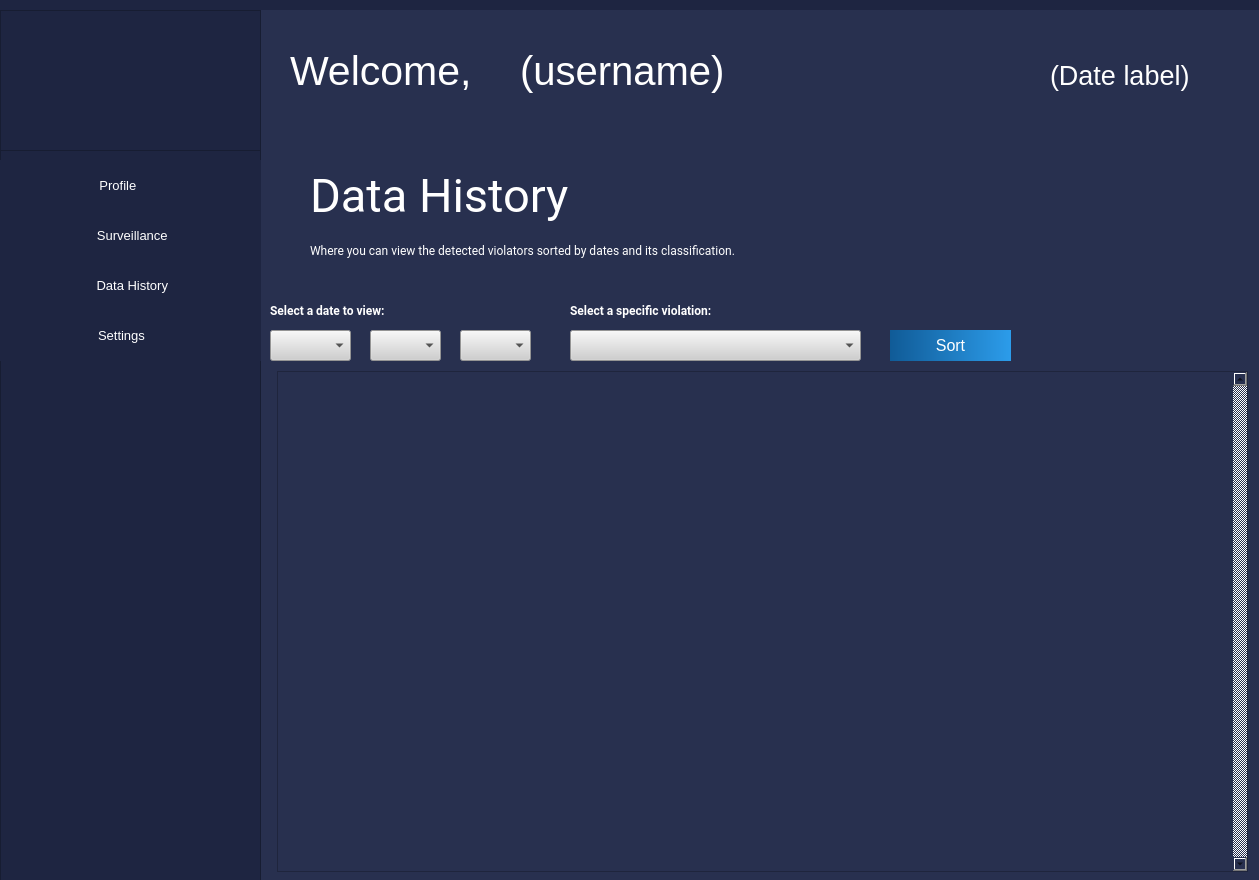
Qt form mainPage_UI.ui (marcsandiego/Detech) before a commit.
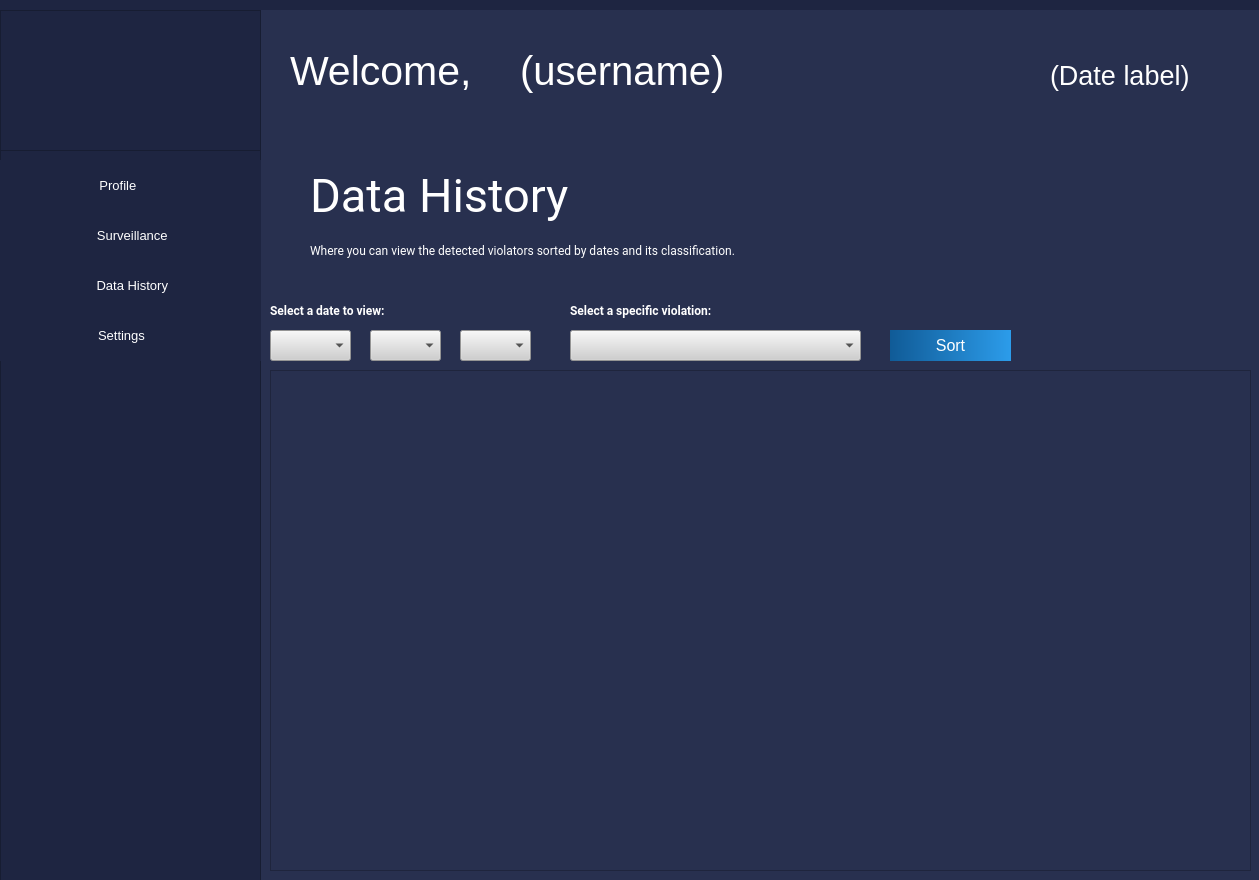
The same form after that commit. Icons and pictures are not drawn.

Commit message:
added data history
-need to convert into grid or atleast 2 column
-resize the qpixmap

```diff
--- a/mainPage_UI.ui
+++ b/mainPage_UI.ui
@@ -3293,24 +3293,18 @@
         <widget class="QScrollArea" name="scrollArea">
          <property name="geometry">
           <rect>
-           <x>7</x>
-           <y>231</y>
-           <width>971</width>
+           <x>0</x>
+           <y>230</y>
+           <width>981</width>
            <height>501</height>
           </rect>
          </property>
          <property name="sizePolicy">
           <sizepolicy hsizetype="Fixed" vsizetype="Expanding">
            <horstretch>0</horstretch>
-           <verstretch>50</verstretch>
+           <verstretch>0</verstretch>
           </sizepolicy>
          </property>
-         <property name="verticalScrollBarPolicy">
-          <enum>Qt::ScrollBarAlwaysOn</enum>
-         </property>
-         <property name="horizontalScrollBarPolicy">
-          <enum>Qt::ScrollBarAlwaysOff</enum>
-         </property>
          <property name="widgetResizable">
           <bool>true</bool>
          </property>
@@ -3319,15 +3313,10 @@
            <rect>
             <x>0</x>
             <y>0</y>
-            <width>952</width>
+            <width>979</width>
             <height>499</height>
            </rect>
           </property>
-          <layout class="QGridLayout" name="gridLayout_2">
-           <item row="0" column="0">
-            <layout class="QGridLayout" name="gridLayout_4"/>
-           </item>
-          </layout>
          </widget>
         </widget>
        </widget>
```
Left out of the diff: 4 changed lines with no effect on the pictures. The commit also changes 2 other files.
